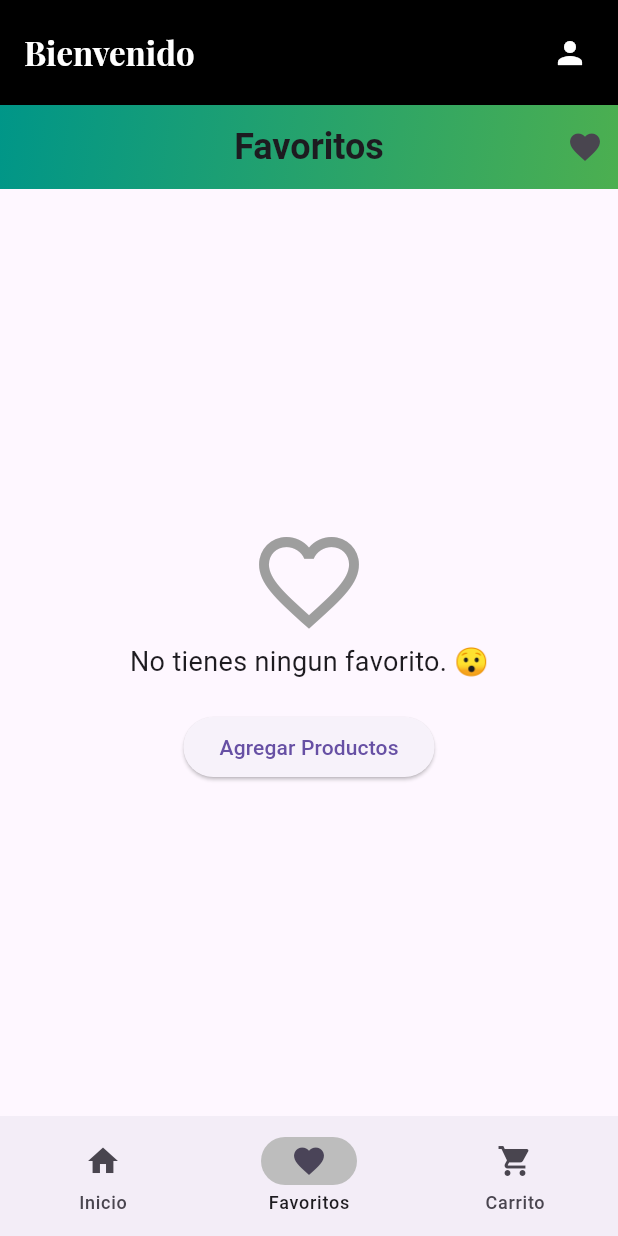
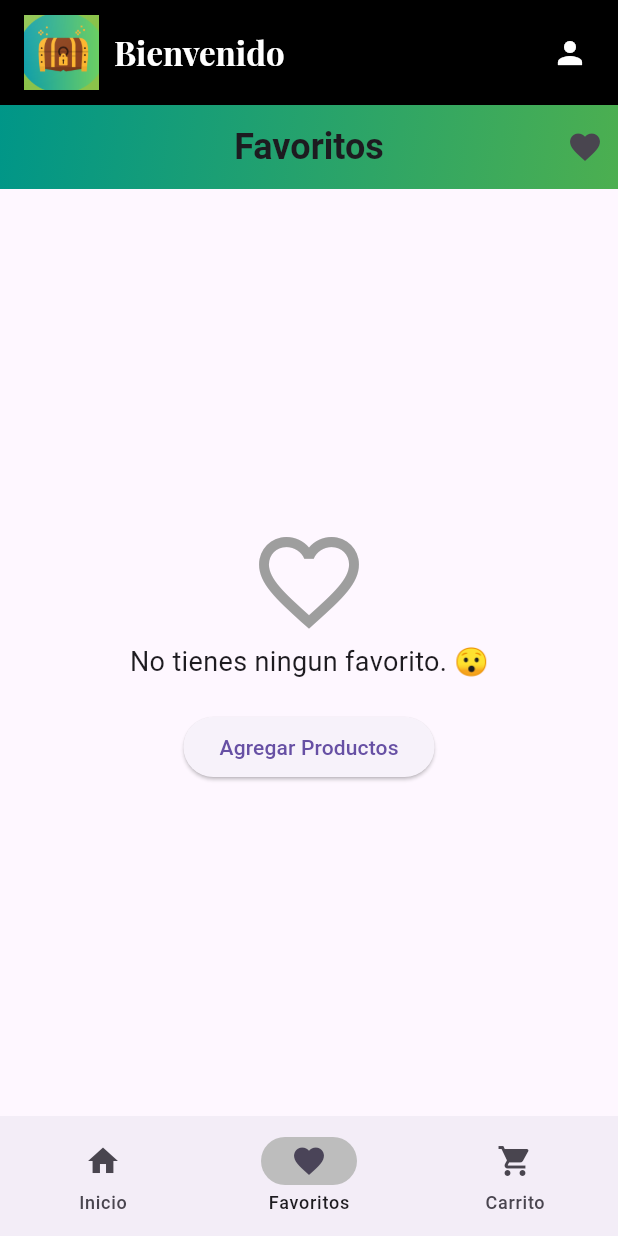
Before and after one commit to DamnProyect/cambiosZaid, a Flutter app: the screen it shows after launch, item 2 of the bottom bar chosen, on a phone screen of 412 x 824 dp. Run offline on Flutter 3.47's test engine with Material 3 defaults, Android fonts, the phone set to English and light mode, and no system bars; our stand-ins replace carousel_slider, google_fonts, image_picker, shared_preferences, smooth_page_indicator, sqflite; accounts and stored records are empty.

Commit message:
Icono agregado

```diff
--- a/widgets_basicos/lib/baseDeDatos/database_helper.dart
+++ b/widgets_basicos/lib/baseDeDatos/database_helper.dart
@@ -64,7 +64,7 @@ class DatabaseHelper {
         await db.insert('usuarios', {
           'username': 'admin',
           'password': 'admin',
-          'email': 'admin@example.com',
+          'email': 'virtual.vault11@gmail.com',
           'phoneNumber': '987654321',
           'birthDate': '1990-01-01'
         });
--- a/widgets_basicos/lib/screens/adminScreen.dart
+++ b/widgets_basicos/lib/screens/adminScreen.dart
@@ -42,7 +42,7 @@ class _AdminScaffoldState extends State<AdminScaffold> {
               // Icono que manda al logIn
               ElevatedButton(
                 // Controla que al iniciar la sesión de admin se cambie el botón de salida de sesión.
-                style: ElevatedButton.styleFrom(primary: Colors.black),
+                style: ElevatedButton.styleFrom(backgroundColor: Colors.black),
                 onPressed: () {
                   modeloUsuario.loginAdmin(false);
                   modeloUsuario.modificarBotonInicio(false);
--- a/widgets_basicos/lib/screens/home_pageScreen.dart
+++ b/widgets_basicos/lib/screens/home_pageScreen.dart
@@ -82,11 +82,28 @@ class _HomePageState extends State<HomePage> {
                           )
                   ],
                   backgroundColor: Colors.black,
-                  title: Text(
-                    //nombre del usuario a modificar
-                    saludo + (modeloUsuario.usuarioActual?.username ?? ''),
-                    style: GoogleFonts.playfairDisplay(
-                        fontSize: 22, fontWeight: FontWeight.bold),
+                  title: Row(
+                    children: [
+                      Container(
+                        decoration: BoxDecoration(
+                            borderRadius: BorderRadius.circular(50)),
+                        child: Image.asset(
+                          "assets/images/LogoApp.png",
+                          fit: BoxFit.fill,
+                          height: 50,
+                          width: 50,
+                        ),
+                      ),
+                      SizedBox(
+                        width: 10,
+                      ),
+                      Text(
+                        //nombre del usuario a modificar
+                        saludo + (modeloUsuario.usuarioActual?.username ?? ''),
+                        style: GoogleFonts.playfairDisplay(
+                            fontSize: 22, fontWeight: FontWeight.bold),
+                      ),
+                    ],
                   ),
                   foregroundColor: Colors.white,
                 ),
```
Also changed, not shown: widgets_basicos/lib/screens/ProductScreen.dart (+9 -4 lines), widgets_basicos/lib/screens/carritoScreen.dart (+9 -1 lines), widgets_basicos/assets/images/LogoApp.png (added), widgets_basicos/pubspec.lock, 12 other files.
